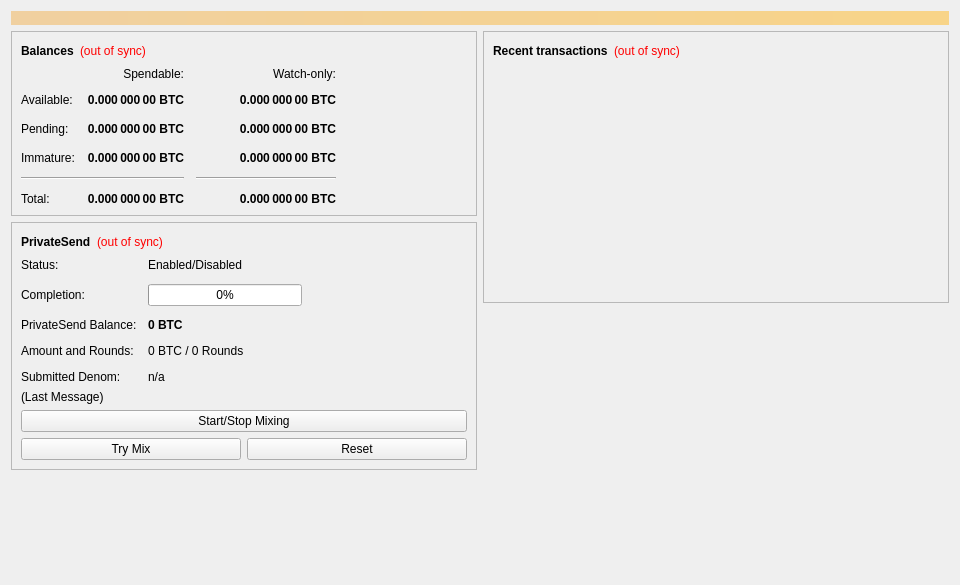
First picture: the form in src/qt/forms/privatesend.ui, repository zentoshi/zentoshi, before the edit.
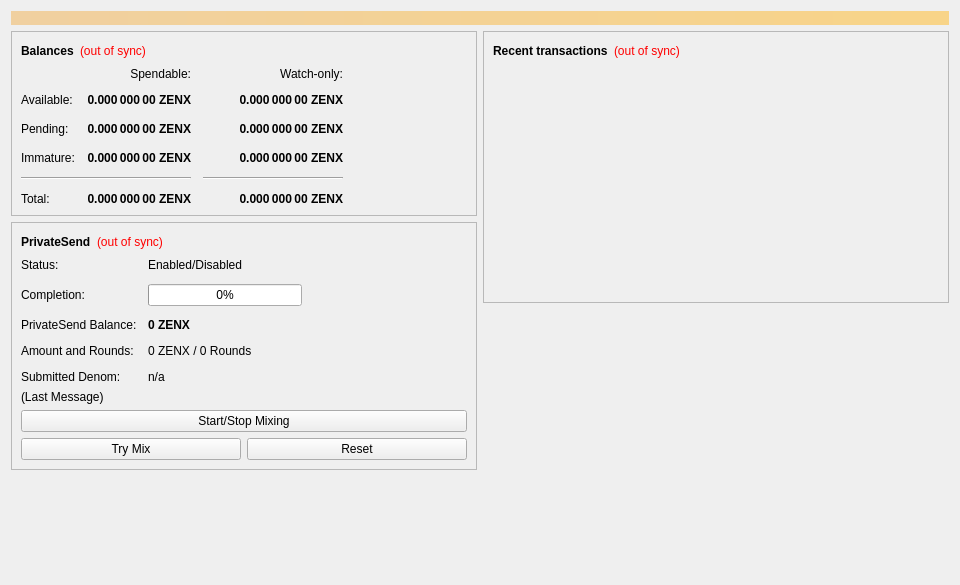
Second picture: the form after the edit.

What changed in the file:
```diff
--- a/src/qt/forms/privatesend.ui
+++ b/src/qt/forms/privatesend.ui
@@ -118,7 +118,7 @@
                <string>Unconfirmed transactions to watch-only addresses</string>
               </property>
               <property name="text">
-               <string notr="true">0.000 000 00 BTC</string>
+               <string notr="true">0.000 000 00 ZENX</string>
               </property>
               <property name="alignment">
                <set>Qt::AlignRight|Qt::AlignTrailing|Qt::AlignVCenter</set>
@@ -143,7 +143,7 @@
                <string>Total of transactions that have yet to be confirmed, and do not yet count toward the spendable balance</string>
               </property>
               <property name="text">
-               <string notr="true">0.000 000 00 BTC</string>
+               <string notr="true">0.000 000 00 ZENX</string>
               </property>
               <property name="alignment">
                <set>Qt::AlignRight|Qt::AlignTrailing|Qt::AlignVCenter</set>
@@ -168,7 +168,7 @@
                <string>Mined balance in watch-only addresses that has not yet matured</string>
               </property>
               <property name="text">
-               <string notr="true">0.000 000 00 BTC</string>
+               <string notr="true">0.000 000 00 ZENX</string>
               </property>
               <property name="alignment">
                <set>Qt::AlignRight|Qt::AlignTrailing|Qt::AlignVCenter</set>
@@ -226,7 +226,7 @@
                <string>Mined balance that has not yet matured</string>
               </property>
               <property name="text">
-               <string notr="true">0.000 000 00 BTC</string>
+               <string notr="true">0.000 000 00 ZENX</string>
               </property>
               <property name="alignment">
                <set>Qt::AlignRight|Qt::AlignTrailing|Qt::AlignVCenter</set>
@@ -271,7 +271,7 @@
                <string>Your current total balance</string>
               </property>
               <property name="text">
-               <string notr="true">0.000 000 00 BTC</string>
+               <string notr="true">0.000 000 00 ZENX</string>
               </property>
               <property name="alignment">
                <set>Qt::AlignRight|Qt::AlignTrailing|Qt::AlignVCenter</set>
@@ -296,7 +296,7 @@
                <string>Current total balance in watch-only addresses</string>
               </property>
               <property name="text">
-               <string notr="true">0.000 000 00 BTC</string>
+               <string notr="true">0.000 000 00 ZENX</string>
               </property>
               <property name="alignment">
                <set>Qt::AlignRight|Qt::AlignTrailing|Qt::AlignVCenter</set>
@@ -338,7 +338,7 @@
                <string>Your current spendable balance</string>
               </property>
               <property name="text">
-               <string notr="true">0.000 000 00 BTC</string>
+               <string notr="true">0.000 000 00 ZENX</string>
               </property>
               <property name="alignment">
                <set>Qt::AlignRight|Qt::AlignTrailing|Qt::AlignVCenter</set>
@@ -363,7 +363,7 @@
                <string>Your current balance in watch-only addresses</string>
               </property>
               <property name="text">
-               <string notr="true">0.000 000 00 BTC</string>
+               <string notr="true">0.000 000 00 ZENX</string>
               </property>
               <property name="alignment">
                <set>Qt::AlignRight|Qt::AlignTrailing|Qt::AlignVCenter</set>
@@ -514,7 +514,7 @@
                </font>
               </property>
               <property name="text">
-               <string notr="true">0 BTC</string>
+               <string notr="true">0 ZENX</string>
               </property>
              </widget>
             </item>
@@ -528,7 +528,7 @@
             <item row="3" column="1">
              <widget class="QLabel" name="labelAmountRounds">
               <property name="text">
-               <string>0 BTC / 0 Rounds</string>
+               <string>0 ZENX / 0 Rounds</string>
               </property>
              </widget>
             </item>
```
